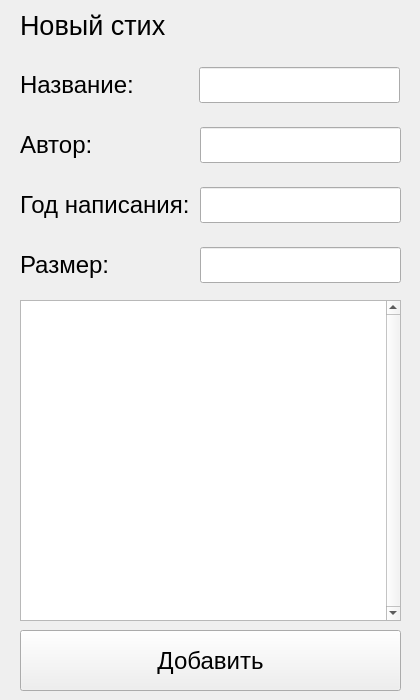
Qt form UIs/VerseCreationForm.ui (Krahjotdaan/LearningPoem) before a commit.
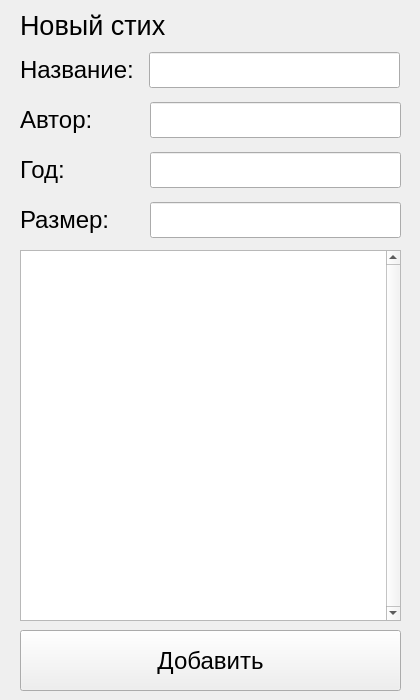
The same form after that commit.

Commit message: Style: refreshed forms

```diff
--- a/UIs/VerseCreationForm.ui
+++ b/UIs/VerseCreationForm.ui
@@ -18,9 +18,9 @@
     <property name="geometry">
      <rect>
       <x>20</x>
-      <y>60</y>
-      <width>171</width>
-      <height>51</height>
+      <y>50</y>
+      <width>121</width>
+      <height>41</height>
      </rect>
     </property>
     <layout class="QVBoxLayout" name="verticalLayout">
@@ -36,10 +36,10 @@
    <widget class="QWidget" name="verticalLayoutWidget_2">
     <property name="geometry">
      <rect>
-      <x>199</x>
-      <y>60</y>
-      <width>201</width>
-      <height>51</height>
+      <x>149</x>
+      <y>50</y>
+      <width>251</width>
+      <height>41</height>
      </rect>
     </property>
     <layout class="QVBoxLayout" name="verticalLayout_2">
@@ -58,9 +58,9 @@
     <property name="geometry">
      <rect>
       <x>20</x>
-      <y>120</y>
-      <width>171</width>
-      <height>51</height>
+      <y>100</y>
+      <width>121</width>
+      <height>41</height>
      </rect>
     </property>
     <layout class="QVBoxLayout" name="verticalLayout_3">
@@ -76,10 +76,10 @@
    <widget class="QWidget" name="verticalLayoutWidget_4">
     <property name="geometry">
      <rect>
-      <x>200</x>
-      <y>120</y>
-      <width>201</width>
-      <height>51</height>
+      <x>150</x>
+      <y>100</y>
+      <width>251</width>
+      <height>41</height>
      </rect>
     </property>
     <layout class="QVBoxLayout" name="verticalLayout_4">
@@ -98,16 +98,16 @@
     <property name="geometry">
      <rect>
       <x>20</x>
-      <y>180</y>
-      <width>176</width>
-      <height>51</height>
+      <y>150</y>
+      <width>121</width>
+      <height>41</height>
      </rect>
     </property>
     <layout class="QVBoxLayout" name="verticalLayout_5">
      <item>
       <widget class="QLabel" name="label_3">
        <property name="text">
-        <string>&lt;html&gt;&lt;head/&gt;&lt;body&gt;&lt;p&gt;&lt;span style=&quot; font-size:18pt;&quot;&gt;Год написания:&lt;/span&gt;&lt;/p&gt;&lt;/body&gt;&lt;/html&gt;</string>
+        <string>&lt;html&gt;&lt;head/&gt;&lt;body&gt;&lt;p&gt;&lt;span style=&quot; font-size:18pt;&quot;&gt;Год:&lt;/span&gt;&lt;/p&gt;&lt;/body&gt;&lt;/html&gt;</string>
        </property>
       </widget>
      </item>
@@ -116,10 +116,10 @@
    <widget class="QWidget" name="verticalLayoutWidget_6">
     <property name="geometry">
      <rect>
-      <x>200</x>
-      <y>180</y>
-      <width>201</width>
-      <height>51</height>
+      <x>150</x>
+      <y>150</y>
+      <width>251</width>
+      <height>41</height>
      </rect>
     </property>
     <layout class="QVBoxLayout" name="verticalLayout_6">
@@ -138,9 +138,9 @@
     <property name="geometry">
      <rect>
       <x>20</x>
-      <y>300</y>
+      <y>250</y>
       <width>381</width>
-      <height>321</height>
+      <height>371</height>
      </rect>
     </property>
     <layout class="QVBoxLayout" name="verticalLayout_7">
@@ -161,10 +161,10 @@
    <widget class="QWidget" name="verticalLayoutWidget_8">
     <property name="geometry">
      <rect>
-      <x>200</x>
-      <y>240</y>
-      <width>201</width>
-      <height>51</height>
+      <x>150</x>
+      <y>200</y>
+      <width>251</width>
+      <height>41</height>
      </rect>
     </property>
     <layout class="QVBoxLayout" name="verticalLayout_10">
@@ -189,9 +189,9 @@
     <property name="geometry">
      <rect>
       <x>20</x>
-      <y>240</y>
-      <width>171</width>
-      <height>51</height>
+      <y>200</y>
+      <width>121</width>
+      <height>41</height>
      </rect>
     </property>
     <layout class="QVBoxLayout" name="verticalLayout_11">
```
The commit also changes 2 other files.
